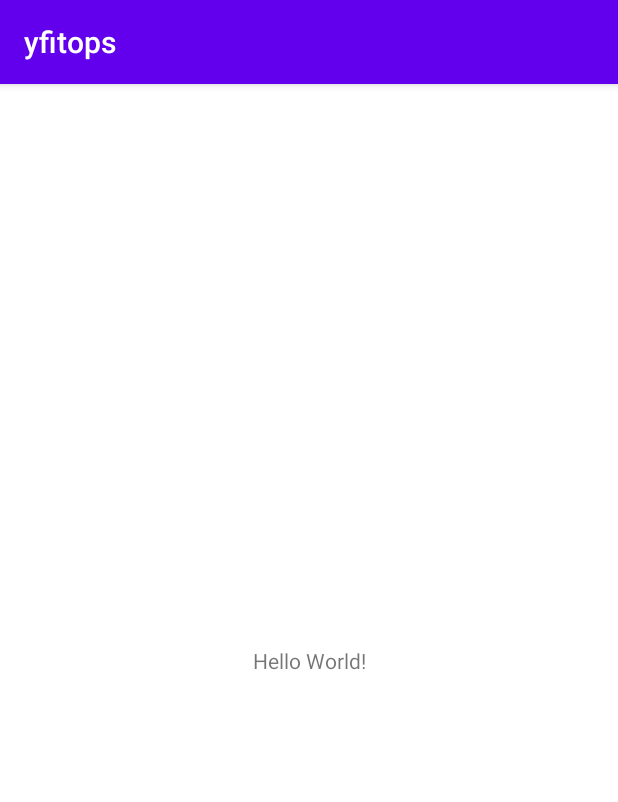
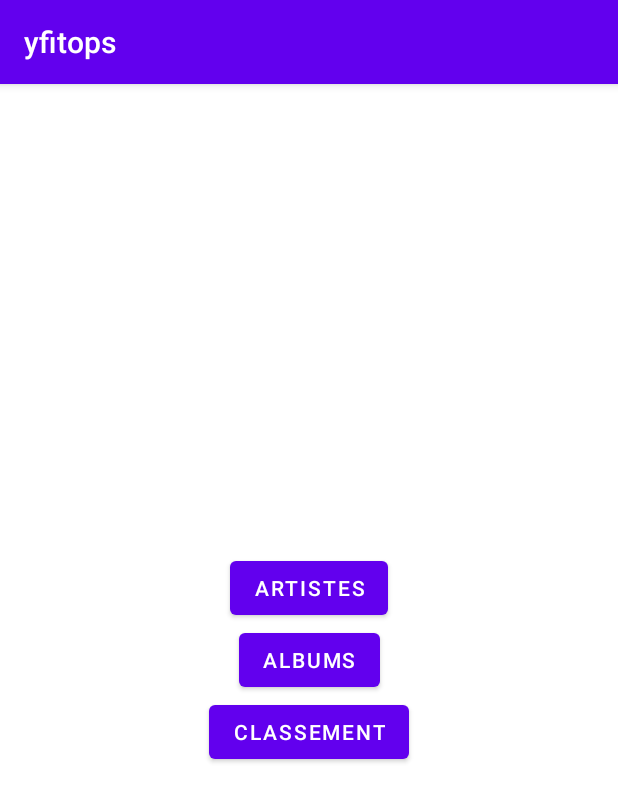
Before and after one commit to Ancelotow/projet_esgi_android, an Android app: the screen it shows after launch (MainActivity), on a phone screen of 412 x 824 dp. Shown: the top 802 px of the screen. Run offline under Robolectric (Android 15) with nearby library versions, the phone set to English and light mode, and no system bars.

Commit message:
.feat: ephemeral button of navigation

```diff
--- a/app/src/main/java/com/esgi/yfitops/MainActivity.kt
+++ b/app/src/main/java/com/esgi/yfitops/MainActivity.kt
@@ -1,11 +1,28 @@
 package com.esgi.yfitops
 
+import android.content.Intent
 import androidx.appcompat.app.AppCompatActivity
 import android.os.Bundle
+import android.view.View
+import android.widget.Button
 
 class MainActivity : AppCompatActivity() {
+
     override fun onCreate(savedInstanceState: Bundle?) {
         super.onCreate(savedInstanceState)
         setContentView(R.layout.activity_main)
+        findViewById<Button>(R.id.albums).setOnClickListener {
+            val i = Intent(this, AlbumActivity::class.java)
+            startActivity(i)
+        }
+        findViewById<Button>(R.id.classement).setOnClickListener {
+            val i = Intent(this, RankingActivity::class.java)
+            startActivity(i)
+        }
+        findViewById<Button>(R.id.artists).setOnClickListener {
+            val i = Intent(this, ArtistActivity::class.java)
+            startActivity(i)
+        }
     }
+
 }
--- a/app/src/main/res/layout/activity_main.xml
+++ b/app/src/main/res/layout/activity_main.xml
@@ -6,13 +6,32 @@
     android:layout_height="match_parent"
     tools:context=".MainActivity">
 
-    <TextView
+    <Button
+        android:id="@+id/artists"
         android:layout_width="wrap_content"
         android:layout_height="wrap_content"
-        android:text="Hello World!"
+        android:text="Artistes"
+        app:layout_constraintEnd_toEndOf="parent"
+        app:layout_constraintStart_toStartOf="parent"
+        app:layout_constraintBottom_toTopOf="@id/albums" />
+
+    <Button
+        android:id="@+id/albums"
+        android:layout_width="wrap_content"
+        android:layout_height="wrap_content"
+        android:text="Albums"
         app:layout_constraintBottom_toBottomOf="parent"
         app:layout_constraintEnd_toEndOf="parent"
         app:layout_constraintStart_toStartOf="parent"
         app:layout_constraintTop_toTopOf="parent" />
 
+    <Button
+        android:id="@+id/classement"
+        android:layout_width="wrap_content"
+        android:layout_height="wrap_content"
+        android:text="Classement"
+        app:layout_constraintEnd_toEndOf="parent"
+        app:layout_constraintStart_toStartOf="parent"
+        app:layout_constraintTop_toBottomOf="@id/albums" />
+
 </androidx.constraintlayout.widget.ConstraintLayout>
```
